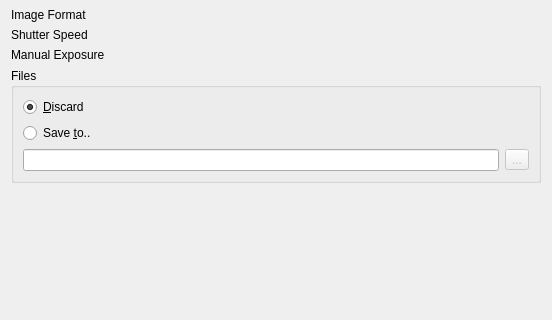
First picture: the form in dslr-qt-shooter/ui/camera_setup.ui, repository Edlward/GalaxyHunter, before the edit; both pictures show x 0 to 552 and y 201 to 521 of the 552 by 667 pixel window.
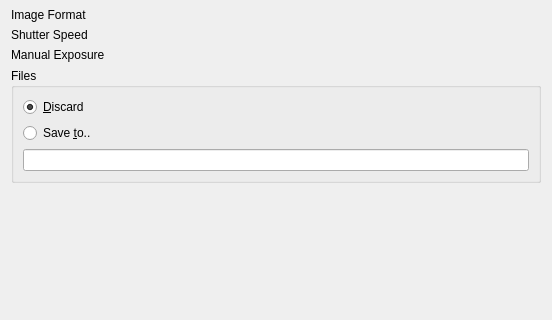
Second picture: the form after the edit.

The edit to the form file:
```diff
--- a/dslr-qt-shooter/ui/camera_setup.ui
+++ b/dslr-qt-shooter/ui/camera_setup.ui
@@ -65,16 +65,6 @@
         </property>
        </widget>
       </item>
-      <item row="3" column="1">
-       <widget class="QToolButton" name="outputDirButton">
-        <property name="enabled">
-         <bool>false</bool>
-        </property>
-        <property name="text">
-         <string>...</string>
-        </property>
-       </widget>
-      </item>
      </layout>
     </widget>
    </item>
```
